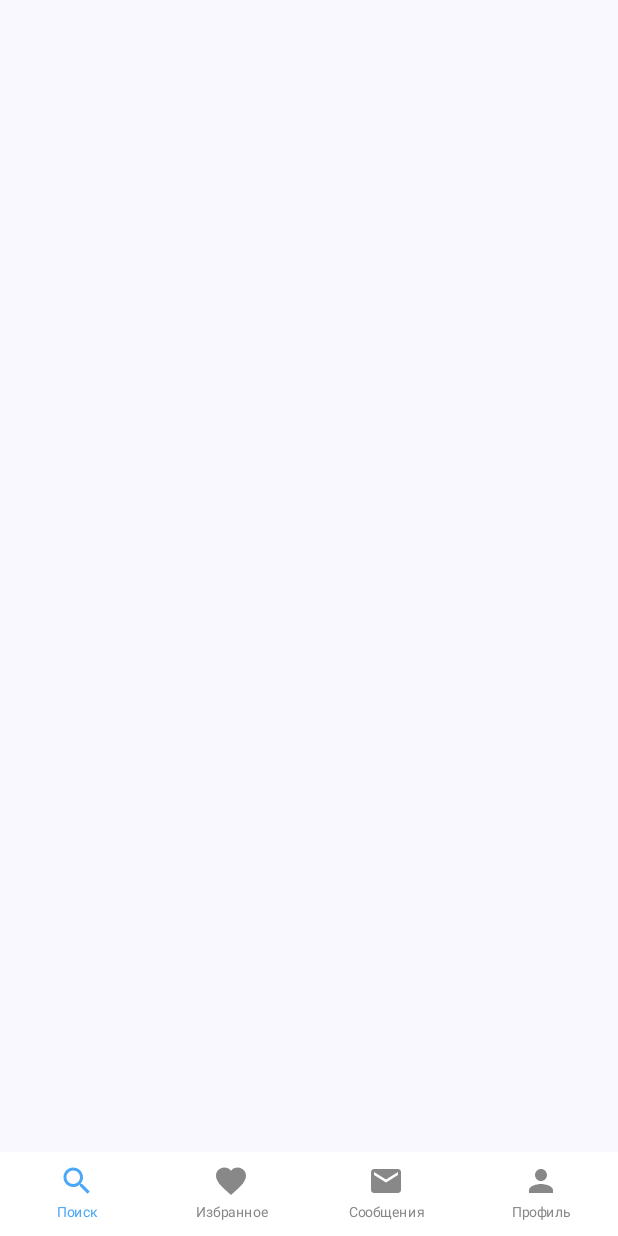
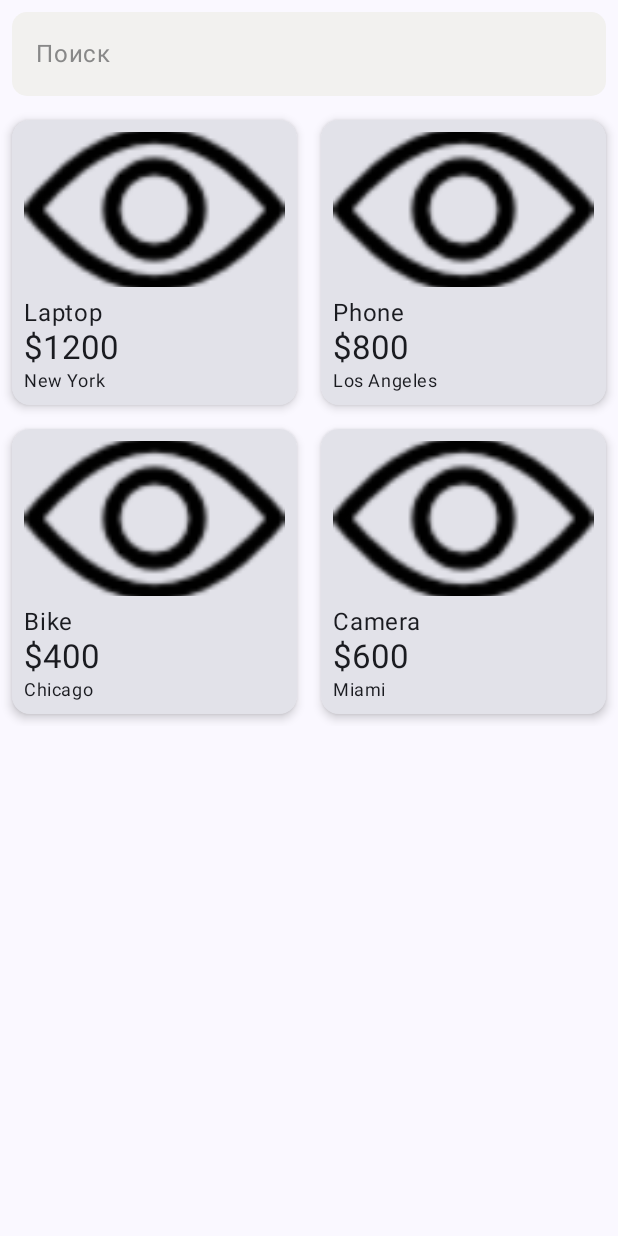
Before and after one commit to simadimonyan/avito-fork-app, an Android app built with Jetpack Compose: the screen it shows after launch (MainActivity), on a phone screen of 412 x 824 dp. Run offline under Robolectric (Android 15) with nearby library versions, the phone set to English and light mode, and no system bars; our stand-ins replace Dagger/Hilt's generated code.

Commit message:
marketplace screen

```diff
--- /dev/null
+++ b/app/src/main/java/samaryanin/avitofork/presentation/screens/poster/MarketplaceScreen.kt
@@ -0,0 +1,55 @@
+package samaryanin.avitofork.presentation.screens.poster
+
+import androidx.compose.foundation.layout.Column
+import androidx.compose.foundation.layout.Row
+import androidx.compose.foundation.layout.fillMaxSize
+import androidx.compose.foundation.layout.padding
+import androidx.compose.foundation.lazy.grid.GridCells
+import androidx.compose.foundation.lazy.grid.LazyVerticalGrid
+import androidx.compose.material3.Scaffold
+import androidx.compose.runtime.Composable
+import androidx.compose.runtime.getValue
+import androidx.compose.runtime.mutableStateOf
+import androidx.compose.runtime.remember
+import androidx.compose.runtime.setValue
+import androidx.compose.ui.Modifier
+import androidx.compose.ui.tooling.preview.Preview
+import androidx.compose.ui.unit.dp
+import samaryanin.avitofork.presentation.ui.components.utils.textField.AppTextFieldPlaceholder
+
+@Preview(showSystemUi = false)
+@Composable
+fun MarketplaceScreenPreview() {
+    MarketplaceScreen()
+}
+
+@Composable
+fun MarketplaceScreen() {
+    var search by remember { mutableStateOf("") }
+
+    val ads = listOf(
+        Product("Laptop", "$1200", "New York", "https://via.placeholder.com/150"),
+        Product("Phone", "$800", "Los Angeles", "https://via.placeholder.com/150"),
+        Product("Bike", "$400", "Chicago", "https://via.placeholder.com/150"),
+        Product("Camera", "$600", "Miami", "https://via.placeholder.com/150"),
+    )
+
+    Scaffold { paddingValues ->
+        Column(modifier = Modifier.fillMaxSize()) {
+            Row(modifier = Modifier.padding(8.dp)){
+                AppTextFieldPlaceholder(placeholder = "Поиск", value = search,
+                    onValueChange = { search = it }, isPassword = false, errorListener = false
+                )
+            }
+            LazyVerticalGrid(
+                columns = GridCells.Adaptive(minSize = 150.dp),
+                modifier = Modifier.padding(paddingValues)
+            ) {
+                items(ads.size) { index ->
+                    ProductCard(ads[index])
+                }
+            }
+        }
+
+    }
+}
--- /dev/null
+++ b/app/src/main/java/samaryanin/avitofork/presentation/screens/poster/Product.kt
@@ -0,0 +1,8 @@
+package samaryanin.avitofork.presentation.screens.poster
+
+data class Product(
+    val title: String,
+    val price: String,
+    val location: String,
+    val imageUrl: String,
+)
--- /dev/null
+++ b/app/src/main/java/samaryanin/avitofork/presentation/screens/poster/ProductCard.kt
@@ -0,0 +1,47 @@
+package samaryanin.avitofork.presentation.screens.poster
+
+import androidx.compose.foundation.Image
+import androidx.compose.foundation.layout.Column
+import androidx.compose.foundation.layout.Spacer
+import androidx.compose.foundation.layout.aspectRatio
+import androidx.compose.foundation.layout.fillMaxSize
+import androidx.compose.foundation.layout.fillMaxWidth
+import androidx.compose.foundation.layout.height
+import androidx.compose.foundation.layout.padding
+import androidx.compose.material3.Card
+import androidx.compose.material3.CardDefaults
+import androidx.compose.material3.MaterialTheme
+import androidx.compose.material3.Text
+import androidx.compose.runtime.Composable
+import androidx.compose.ui.Alignment
+import androidx.compose.ui.Modifier
+import androidx.compose.ui.layout.ContentScale
+import androidx.compose.ui.res.painterResource
+import androidx.compose.ui.unit.dp
+import samaryanin.avitofork.R
+
+@Composable
+fun ProductCard(product: Product) {
+    Card(
+        modifier = Modifier
+            .padding(8.dp)
+            .aspectRatio(1f),
+        elevation = CardDefaults.cardElevation(defaultElevation = 4.dp)
+    ) {
+        Column(
+            horizontalAlignment = Alignment.Start,
+            modifier = Modifier.padding(8.dp).fillMaxSize()
+        ) {
+            Image(
+                painter = painterResource(R.drawable.ic_pass_view),
+                contentDescription = null,
+                modifier = Modifier.fillMaxWidth().weight(1f),
+                contentScale = ContentScale.Crop
+            )
+            Spacer(modifier = Modifier.height(8.dp))
+            Text(product.title, style = MaterialTheme.typography.bodyLarge)
+            Text(product.price, style = MaterialTheme.typography.titleLarge)
+            Text(product.location, style = MaterialTheme.typography.bodySmall)
+        }
+    }
+}
--- a/app/src/main/java/samaryanin/avitofork/presentation/screens/start/StartScreen.kt
+++ b/app/src/main/java/samaryanin/avitofork/presentation/screens/start/StartScreen.kt
@@ -17,6 +17,7 @@ import samaryanin.avitofork.presentation.navigation.NestedGraph
 import samaryanin.avitofork.presentation.navigation.SignUp
 import samaryanin.avitofork.presentation.screens.auth.AuthBottomSheet
 import samaryanin.avitofork.presentation.screens.menu.appbar.BottomAppNavigation
+import samaryanin.avitofork.presentation.screens.poster.MarketplaceScreen
 import samaryanin.avitofork.presentation.screens.start.data.AppEvent
 import samaryanin.avitofork.presentation.screens.start.data.MainViewModel
 
@@ -65,15 +66,16 @@ fun StartScreen(
 
     Scaffold(modifier = Modifier.fillMaxSize(), contentWindowInsets = WindowInsets(0)) {
         innerPadding ->
-        Box(modifier = Modifier.padding(innerPadding)) {
-            // внутренний навигационный граф
-            NestedGraph(navHostController = nestedGraph)
-
-            if (uiAppState.authRequested) {
-                AuthBottomSheet(navigateTo, onToggleAuthRequest)
-            }
-
-            BottomAppNavigation(uiAppState, onToggleAuthRequest)
-        }
+        MarketplaceScreen()
+//        Box(modifier = Modifier.padding(innerPadding)) {
+//            // внутренний навигационный граф
+//            NestedGraph(navHostController = nestedGraph)
+//
+//            if (uiAppState.authRequested) {
+//                AuthBottomSheet(navigateTo, onToggleAuthRequest)
+//            }
+//
+//            BottomAppNavigation(uiAppState, onToggleAuthRequest)
+//        }
     }
 }
--- a/gradle/libs.versions.toml
+++ b/gradle/libs.versions.toml
@@ -9,7 +9,7 @@ espressoCore = "3.6.1"
 lifecycleRuntimeKtx = "2.8.7"
 activityCompose = "1.9.3"
 composeBom = "2024.04.01"
-hiltAndroid = "2.53.1"
+hiltAndroid = "2.54"
 hiltNavigationComposeVersion = "1.2.0"
 material = "1.7.6"
 navigationCompose = "2.8.5"
```
